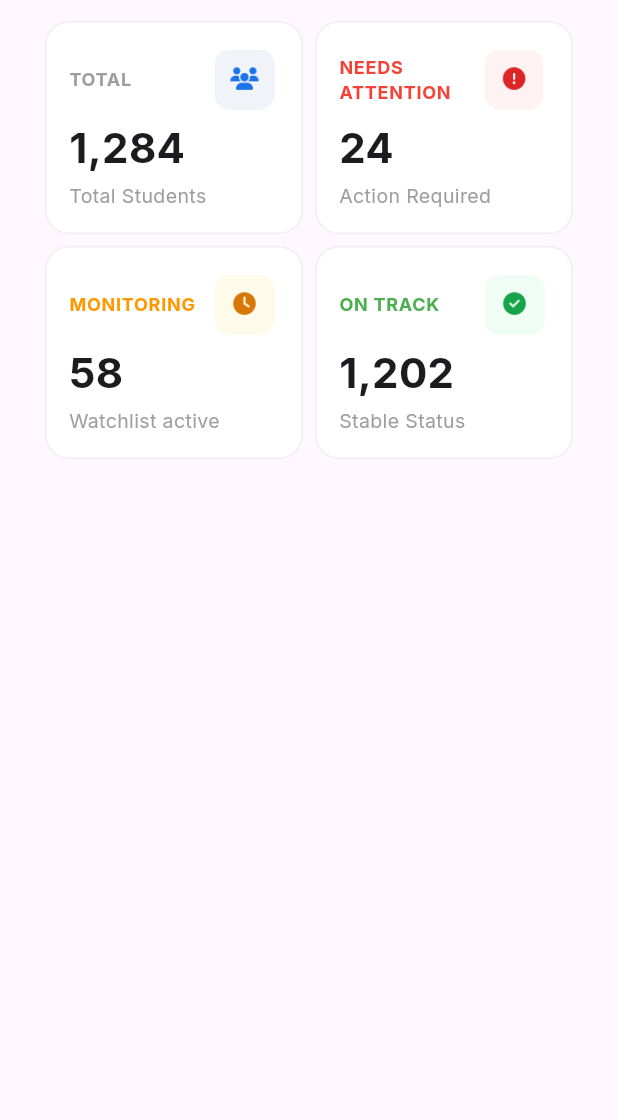
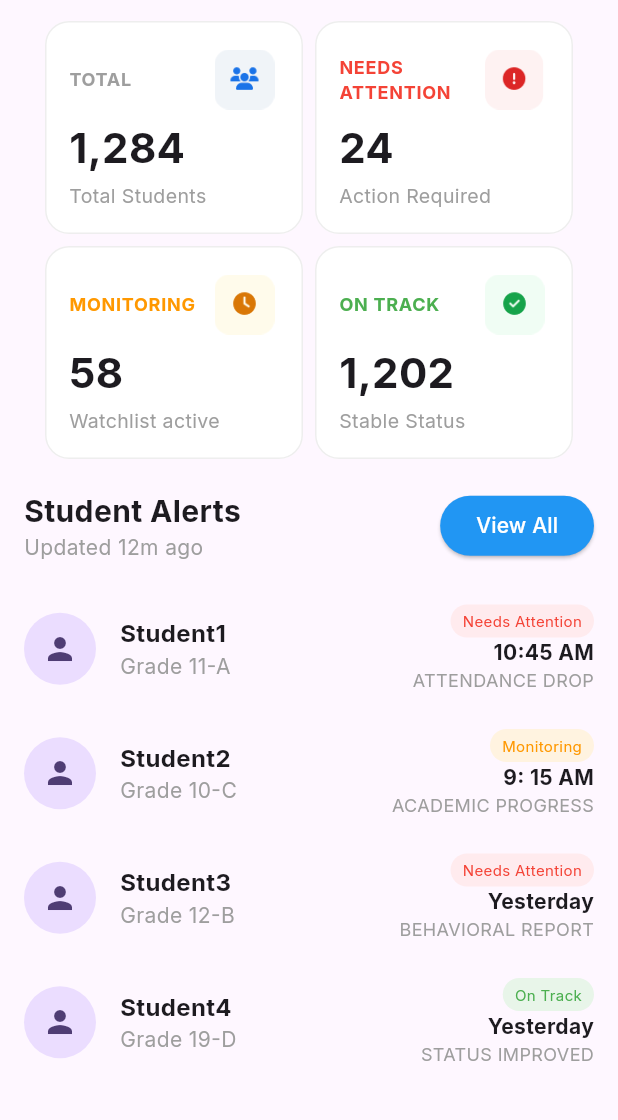
Before and after one commit to julienjamile/visentryx, a Flutter app: the DashboardScreen screen opened directly, on a phone screen of 412 x 824 dp, the part 105-1225 px from its top. Run offline on Flutter 3.47's test engine with Material 3 defaults, Android fonts, the phone set to English and light mode, and no system bars.

Commit message:
Dashboard Student Alert Widget

```diff
--- a/lib/dashboard.dart
+++ b/lib/dashboard.dart
@@ -1,5 +1,6 @@
 import 'package:flutter/material.dart';
 import 'package:visentryx/main.dart';
+import 'package:visentryx/students.dart';
 
 class DashboardScreen extends StatelessWidget {
   @override
@@ -21,6 +22,15 @@ class DashboardScreen extends StatelessWidget {
               children: [
                 TotalsCardWidget(label: "MONITORING", labelColor: Colors.orange, value: "58", bottomlabel: "Watchlist active", icon: "assets/images/monitoring_dashboard_icon.png"),
                 TotalsCardWidget(label: "ON TRACK", labelColor: Colors.green, value: "1,202", bottomlabel: "Stable Status", icon: "assets/images/ontrack_dashboard_icon.png")
+              ],
+            ),
+            StudentAlertsTopWidget(update: "12m"),
+            Column(
+              children: [
+                StudentAlertWidget(name: "Student1", section: "Grade 11-A", status: "Needs Attention", time: "10:45 AM", note: "ATTENDANCE DROP"),
+                StudentAlertWidget(name: "Student2", section: "Grade 10-C", status: "Monitoring", time: "9: 15 AM", note: "ACADEMIC PROGRESS"),
+                StudentAlertWidget(name: "Student3", section: "Grade 12-B", status: "Needs Attention", time: "Yesterday", note: "BEHAVIORAL REPORT"),
+                StudentAlertWidget(name: "Student4", section: "Grade 19-D", status: "On Track", time: "Yesterday", note: "STATUS IMPROVED"),
               ],
             )
           ],
@@ -142,3 +152,86 @@ class TotalsCardWidget extends StatelessWidget {
     );
   }
 }
+
+class StudentAlertWidget extends StatelessWidget {
+  final String name;
+  final String section;
+  final String status;
+  final String time;
+  final String note;
+
+  const StudentAlertWidget({
+    required this.name,
+    required this.section,
+    required this.status,
+    required this.time,
+    required this.note,
+  });
+
+  @override
+  Widget build(BuildContext context) {
+    return Padding(
+      padding: const EdgeInsets.symmetric(vertical: 12.0, horizontal: 16.0),
+      child: Row(
+        children: [
+          CircleAvatar(radius: 24, child: Icon(Icons.person)),
+          SizedBox(width: 16),
+          // Name and Section
+          Expanded(
+            child: Column(
+              crossAxisAlignment: CrossAxisAlignment.start,
+              children: [
+                Text(name, style: TextStyle(fontWeight: FontWeight.bold, fontSize: 16)),
+                Text(section, style: TextStyle(color: Colors.grey)),
+              ],
+            ),
+          ),
+          Column(
+            crossAxisAlignment: CrossAxisAlignment.end,
+            children: [
+              Container(
+                padding: EdgeInsets.symmetric(horizontal: 8, vertical: 4),
+                decoration: BoxDecoration(
+                  color: status == "Needs Attention" ? Colors.red.shade50 : (status == "Monitoring" ? Colors.orange.shade50 : Colors.green.shade50),
+                  borderRadius: BorderRadius.circular(12),
+                ),
+                child: Text(status, style: TextStyle(fontSize: 10, color: status == "Needs Attention" ? Colors.red : (status == "Monitoring" ? Colors.orange : Colors.green))),
+              ),
+              Text(time, style: TextStyle(fontWeight: FontWeight.bold)),
+              Text(note, style: TextStyle(fontSize: 12, color: Colors.grey)),
+            ],
+          ),
+        ],
+      ),
+    );
+  }
+}
+
+class StudentAlertsTopWidget extends StatelessWidget {
+  final String update;
+  const StudentAlertsTopWidget({required this.update});
+
+  @override
+  Widget build(BuildContext context) {
+    return Padding(
+      padding: const EdgeInsets.all(16.0),
+      child: Row(
+        mainAxisAlignment: MainAxisAlignment.spaceBetween,
+        children: [
+          Column(
+            crossAxisAlignment: CrossAxisAlignment.start,
+            children: [
+              Text("Student Alerts", style: TextStyle(fontSize: 20, fontWeight: FontWeight.bold)),
+              Text("Updated $update ago", style: TextStyle(color: Colors.grey)),
+            ],
+          ),
+          ElevatedButton(
+            onPressed: () {}, // Add your navigation here
+            style: ElevatedButton.styleFrom(backgroundColor: Colors.blue, foregroundColor: Colors.white),
+            child: Text("View All"),
+          ),
+        ],
+      ),
+    );
+  }
+}
```
Also changed, not shown: assets/images/default_student_icon.png (added).
